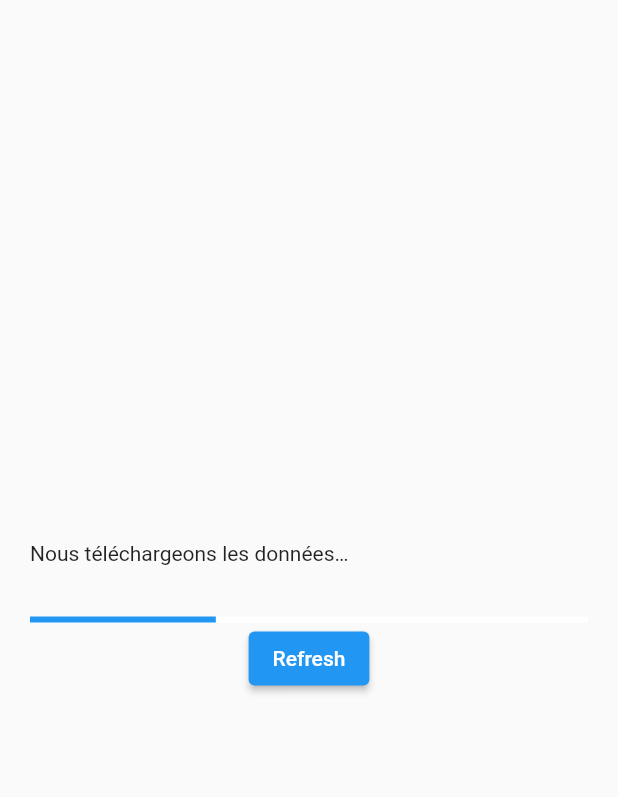
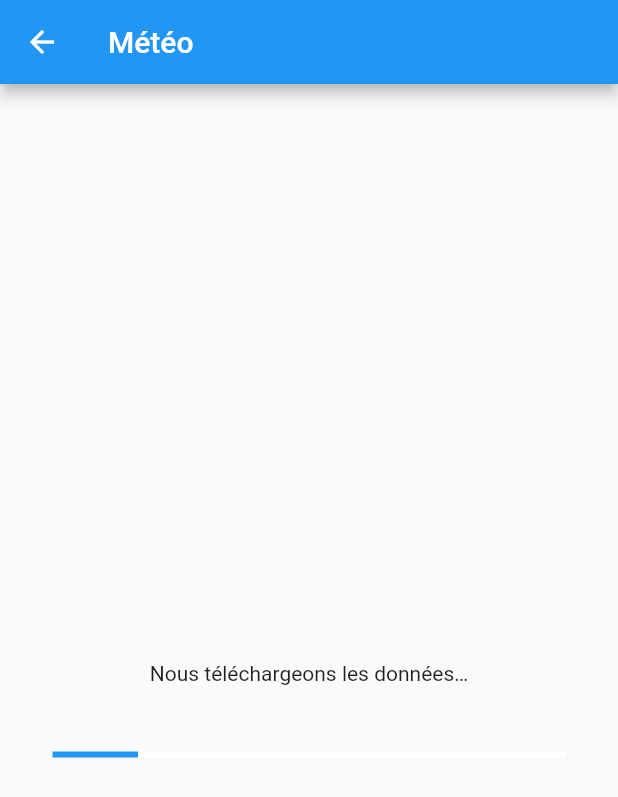
Before and after one commit to YannAssah/exomind_case, a Flutter app: the screen it shows after launch, after a tap on an icon or button, on a phone screen of 412 x 824 dp. Shown: the top 797 px of the screen. Run offline on Flutter 3.47's test engine with Material 2 defaults, Android fonts, the phone set to English and light mode, and no system bars; our stand-ins replace flutter_dotenv, google_fonts; network calls fail.

Commit message:
Delivered version

```diff
--- a/lib/main.dart
+++ b/lib/main.dart
@@ -13,6 +13,7 @@ class MyApp extends StatelessWidget {
   @override
   Widget build(BuildContext context) {
     return MaterialApp(
+      debugShowCheckedModeBanner: false,
       theme: ThemeData(),
       home: const MyHomePage(title: 'Weather App'),
       //home: const TestLoad(),
--- a/lib/views/forecastPage.dart
+++ b/lib/views/forecastPage.dart
@@ -38,28 +38,32 @@ class _ForecastPageState extends State<ForecastPage> {
   @override
   Widget build(BuildContext context) {
     return Scaffold(
-      body: Container(
-        padding: const EdgeInsets.fromLTRB(20, 30, 20, 30),
+      appBar: AppBar(
+          automaticallyImplyLeading: true,
+          title: const Text('Météo'),
+          leading: IconButton(
+            icon: const Icon(Icons.arrow_back),
+            onPressed: () => Navigator.pop(context, false),
+          )),
+      body: SingleChildScrollView(
+        child: Container(
+          height: MediaQuery.of(context).size.height,
+          width: MediaQuery.of(context).size.width,
+          padding: const EdgeInsets.fromLTRB(20, 10, 20, 0),
           child: Column(
             crossAxisAlignment: CrossAxisAlignment.center,
             mainAxisAlignment: MainAxisAlignment.center,
             children: [
-            SingleChildScrollView(
-              child: AnimatedContainer(
-                duration: const Duration(milliseconds: 300),
-                curve: Curves.easeIn,
+              Container(
                 child: isLoading
                     ? ProgressBar(
                         isLoading: isLoading,
                         percent: percent.toDouble(),
                         prgrssText: progress,
                       )
-                    // ? LinearProgressIndicator(
-                    //     value: percent.toDouble(),
-                    //     valueColor: const AlwaysStoppedAnimation(Colors.blue),
-                    //     backgroundColor: Colors.white,
-                    //   )
-                    : FutureBuilder<List<Forecast>>(
+                    : Column(
+                        children: [
+                          FutureBuilder<List<Forecast>>(
                             future: citiesForecast,
                             builder: (context, snapshot) {
                               if (snapshot.hasData) {
@@ -67,18 +71,23 @@ class _ForecastPageState extends State<ForecastPage> {
                                 return ListView.builder(
                                     shrinkWrap: true,
                                     itemCount: result.length,
-                                itemBuilder: (BuildContext ctxt, int index) {
+                                    itemBuilder:
+                                        (BuildContext ctxt, int index) {
                                       return WeatherCard(
                                           result[index].name!,
                                           result[index].main!.temp!.toDouble(),
-                                      result[index].main!.feelsLike!.toDouble(),
+                                          result[index]
+                                              .main!
+                                              .feelsLike!
+                                              .toDouble(),
                                           result[index].weather![0].icon);
                                     });
                               } else if (snapshot.hasError) {
                                 return Text(
                                   '${snapshot.error}',
                                   style: GoogleFonts.dongle(
-                                  fontSize: 30, fontWeight: FontWeight.bold),
+                                      fontSize: 30,
+                                      fontWeight: FontWeight.bold),
                                   textAlign: TextAlign.center,
                                 );
                               }
@@ -90,8 +99,6 @@ class _ForecastPageState extends State<ForecastPage> {
                               );
                               ;
                             },
-                      ),
-              ),
                           ),
                           ElevatedButton(
                             child: const Text("Refresh"),
@@ -105,6 +112,10 @@ class _ForecastPageState extends State<ForecastPage> {
                             },
                           ),
                         ],
+                      ),
+              ),
+            ],
+          ),
         ),
       ),
     );
@@ -143,8 +154,8 @@ class _ForecastPageState extends State<ForecastPage> {
   void loading() {
     Timer.periodic(const Duration(seconds: 1), (_) {
       setState(() {
-        //percent += 0.01666;
-        percent += 0.333;
+        percent += 0.1666;
+        //percent += 0.333;
         if (percent >= 1) {
           _.cancel();
           isLoading = false;
@@ -154,4 +165,13 @@ class _ForecastPageState extends State<ForecastPage> {
       });
     });
   }
+
+  Future<void> _refresh() async {
+    setState(() {
+      isLoading = true;
+      percent = 0;
+      citiesForecast = fetchCast();
+      loading();
+    });
   }
+}
--- a/lib/views/homepage.dart
+++ b/lib/views/homepage.dart
@@ -25,8 +25,7 @@ class _MyHomePageState extends State<MyHomePage> {
         child: Column(
           mainAxisAlignment: MainAxisAlignment.center,
           children: [
-            FadeInImage(
-              placeholder: AssetImage(homeLogo),
+            Image(
               image: AssetImage(homeLogo),
               width: 400,
               height: 400,
--- a/lib/views/test.dart
+++ b/lib/views/test.dart
@@ -44,7 +44,7 @@ class _TestLoadState extends State<TestLoad> {
         ),
         child: FittedBox(
           child: Text(
-            "Test Button",
+            "Recommencer",
             style: TextStyle(
               fontSize: 25,
               color: Colors.blue.shade600,
--- a/lib/views/ui_elements/progress_bar.dart
+++ b/lib/views/ui_elements/progress_bar.dart
@@ -3,6 +3,7 @@ import 'dart:isolate';
 
 import 'package:flutter/material.dart';
 import 'package:exomind_case/data/static.dart';
+import 'package:google_fonts/google_fonts.dart';
 
 // ignore: must_be_immutable
 class ProgressBar extends StatefulWidget {
@@ -24,12 +25,10 @@ class ProgressBar extends StatefulWidget {
 class _ProgressBarState extends State<ProgressBar> {
   int txtIndex = 0;
   List<String> progressTextList = [progressStr1, progressStr2, progressStr3];
-  Timer _t = Timer.periodic(Duration(microseconds: 10), (timer) {});
 
   @override
   void initState() {
     super.initState();
-    loadText(_t);
   }
 
   @override
@@ -41,42 +40,26 @@ class _ProgressBarState extends State<ProgressBar> {
             SizedBox(
               width: double.infinity,
               height: 50,
-              child: Text(progressTextList[txtIndex]),
+              child: Text(
+                progressTextList[txtIndex],
+                textAlign: TextAlign.center,
+                // style: TextStyle(
+                //   fontFamily: GoogleFonts.dongle(
+                //       fontSize: 50, fontWeight: FontWeight.bold),
+                // ),
+              ),
             ),
-            LinearProgressIndicator(
-              value: widget.percent,
-              valueColor: const AlwaysStoppedAnimation(Colors.blue),
-              backgroundColor: Colors.white,
+            Container(
+              margin: EdgeInsets.fromLTRB(15, 10, 15, 0),
+              child: LinearProgressIndicator(
+                value: widget.percent,
+                valueColor: const AlwaysStoppedAnimation(Colors.blue),
+                backgroundColor: Colors.white,
+              ),
             ),
           ],
         ),
       ],
     );
   }
-
-  void loadText(Timer t) {
-    //Timer(duration, callback);
-    // Timer(const Duration(seconds: 1), () {
-    //   //_progText = progressTextList[i];
-    //   t = Timer.periodic(Duration(milliseconds: 333), (_) {
-    //     if (txtIndex >= progressTextList.length) {
-    //       setState(() {
-    //         txtIndex = 0;
-    //       });
-    //     } else {
-    //       //Future.delayed(Duration(milliseconds: 133));
-    //       setState(() {
-    //         txtIndex++;
-    //       });
-    //     }
-    //   });
-    // });
-    //t.cancel();
-  }
-
-  @override
-  void dispose() {
-    _t.cancel();
-    super.dispose();
-  }
 }
--- a/lib/views/ui_elements/weather_card.dart
+++ b/lib/views/ui_elements/weather_card.dart
@@ -27,7 +27,7 @@ class WeatherCard extends StatelessWidget {
             width: 1,
           ),
         ),
-        child: SafeArea(
+        //child: SafeArea(
         child: Column(
           children: [
             Row(
@@ -72,7 +72,7 @@ class WeatherCard extends StatelessWidget {
             )
           ],
         ),
-        ),
+        //),
       ),
     );
   }
--- a/pubspec.yaml
+++ b/pubspec.yaml
@@ -32,8 +32,6 @@ dependencies:
   flutter_dotenv: ^4.0.0-nullsafety.0
   cupertino_icons: ^1.0.2
   http: ^0.13.4
-  flutter_svg: ^1.0.3
-  liquid_progress_indicator: ^0.4.0
   google_fonts: ^2.2.0
 
 dev_dependencies:
```
Also changed, not shown: 1 other file. Lines whose indentation alone changed are shown as unchanged.
